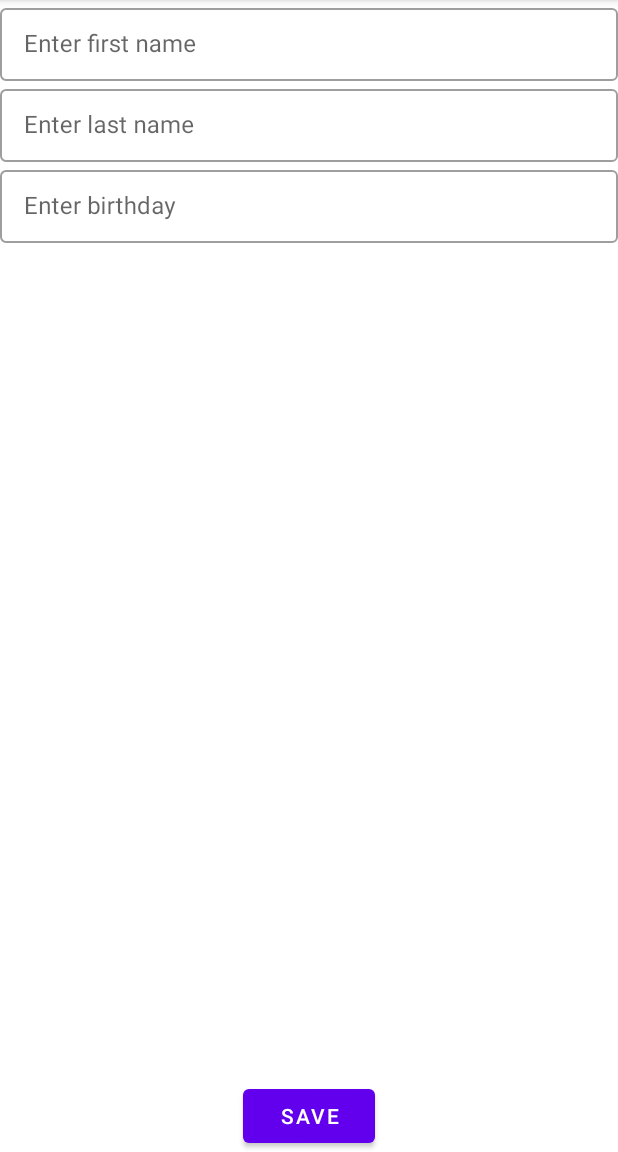
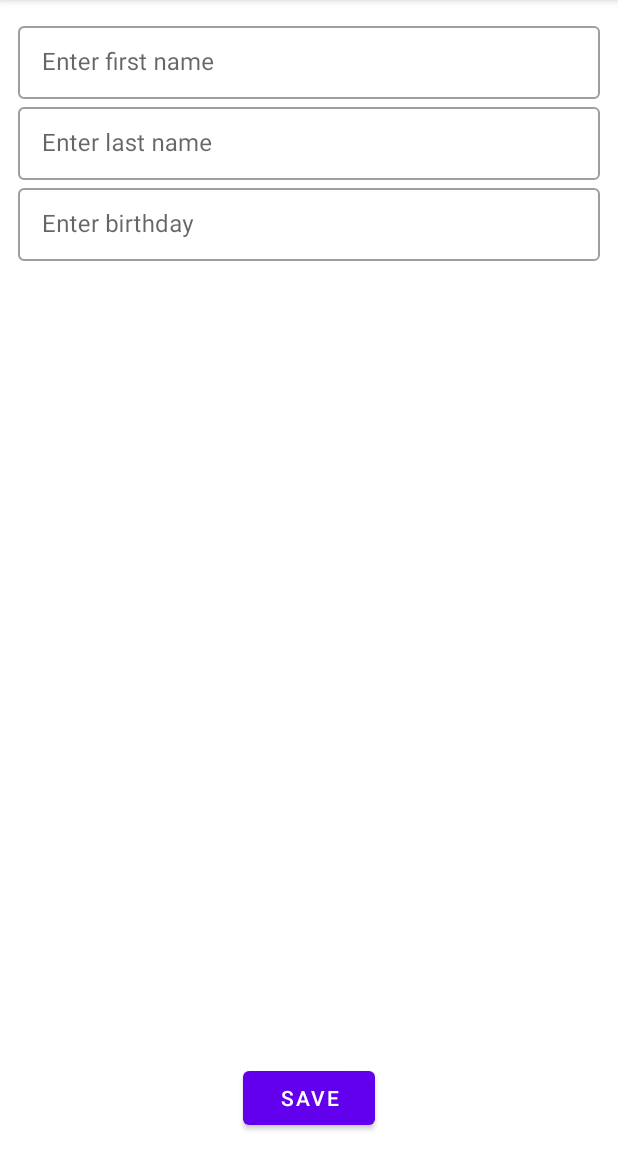
Before and after one commit to MGabor11/DataStoreSampleApp, an Android app: the FormFragment screen opened through its navigation route, on a phone screen of 412 x 824 dp, the part 84-1236 px from its top. Run offline under Robolectric (Android 15) with nearby library versions, the phone set to English and light mode, and no system bars; our stand-ins replace Dagger/Hilt's generated code, data binding.

Commit message:
Upgrade form data handling ux

```diff
--- a/app/src/main/AndroidManifest.xml
+++ b/app/src/main/AndroidManifest.xml
@@ -10,7 +10,9 @@
         android:roundIcon="@mipmap/ic_launcher_round"
         android:supportsRtl="true"
         android:theme="@style/Theme.DataStoreSampleApp">
-        <activity android:name=".MainActivity">
+        <activity
+            android:name=".MainActivity"
+            android:windowSoftInputMode="adjustResize">
             <intent-filter>
                 <action android:name="android.intent.action.MAIN" />
 
--- a/app/src/main/java/com/mgabor/datastoresampleapp/ui/form/FormFragment.kt
+++ b/app/src/main/java/com/mgabor/datastoresampleapp/ui/form/FormFragment.kt
@@ -9,9 +9,12 @@ import android.view.ViewGroup
 import androidx.databinding.DataBindingUtil
 import androidx.fragment.app.Fragment
 import androidx.fragment.app.viewModels
+import androidx.lifecycle.lifecycleScope
 import com.mgabor.datastoresampleapp.R
 import com.mgabor.datastoresampleapp.databinding.FragmentFormBinding
+import com.mgabor.datastoresampleapp.util.fragmentScope
 import dagger.hilt.android.AndroidEntryPoint
+import kotlinx.coroutines.launch
 import java.util.Calendar
 
 @AndroidEntryPoint
@@ -34,7 +37,7 @@ class FormFragment : Fragment() {
         return binding.root
     }
 
-    private var dateSetListener =
+    private val dateSetListener =
         OnDateSetListener { _, year, monthOfYear, dayOfMonth ->
             val selectedDate = Calendar.getInstance()
 
@@ -47,12 +50,21 @@ class FormFragment : Fragment() {
     override fun onViewCreated(view: View, savedInstanceState: Bundle?) {
         super.onViewCreated(view, savedInstanceState)
         val selectedDate = Calendar.getInstance()
+
         view.findViewById<View>(R.id.birthdayEditText).setOnClickListener {
             DatePickerDialog(
                 requireContext(), dateSetListener, selectedDate
                     .get(Calendar.YEAR), selectedDate.get(Calendar.MONTH),
                 selectedDate.get(Calendar.DAY_OF_MONTH)
-            ).show()
+            ).apply {
+                datePicker.minDate = 0
+            }.show()
+        }
+
+        viewModel.onSaveFinishedCallback = {
+            fragmentScope.launch {
+                requireActivity().onBackPressed()
+            }
         }
     }
 }
--- a/app/src/main/res/layout/fragment_form.xml
+++ b/app/src/main/res/layout/fragment_form.xml
@@ -1,6 +1,7 @@
 <?xml version="1.0" encoding="utf-8"?>
 <layout xmlns:android="http://schemas.android.com/apk/res/android"
     xmlns:app="http://schemas.android.com/apk/res-auto"
+    xmlns:bind="http://schemas.android.com/apk/res-auto"
     xmlns:tools="http://schemas.android.com/tools">
 
     <data>
@@ -15,7 +16,8 @@
 
     <androidx.constraintlayout.widget.ConstraintLayout
         android:layout_width="match_parent"
-        android:layout_height="match_parent">
+        android:layout_height="match_parent"
+        android:padding="12dp">
 
 
         <com.google.android.material.textfield.TextInputLayout
@@ -23,15 +25,15 @@
             style="@style/Widget.MaterialComponents.TextInputLayout.OutlinedBox.Dense"
             android:layout_width="0dp"
             android:layout_height="wrap_content"
+            android:hint="Enter first name"
+            app:layout_constraintEnd_toEndOf="parent"
             app:layout_constraintStart_toStartOf="parent"
-            app:layout_constraintEnd_toEndOf="parent"
-            android:hint="Enter first name"
             app:layout_constraintTop_toTopOf="parent">
 
             <com.google.android.material.textfield.TextInputEditText
                 android:layout_width="match_parent"
-                android:text="@={viewModel.firstName}"
-                android:layout_height="wrap_content" />
+                android:layout_height="wrap_content"
+                android:text="@={viewModel.firstName}" />
 
         </com.google.android.material.textfield.TextInputLayout>
 
@@ -39,16 +41,16 @@
             android:id="@+id/lastNameText"
             style="@style/Widget.MaterialComponents.TextInputLayout.OutlinedBox.Dense"
             android:layout_width="0dp"
-            app:layout_constraintStart_toStartOf="parent"
-            app:layout_constraintEnd_toEndOf="parent"
             android:layout_height="wrap_content"
             android:hint="Enter last name"
+            app:layout_constraintEnd_toEndOf="parent"
+            app:layout_constraintStart_toStartOf="parent"
             app:layout_constraintTop_toBottomOf="@+id/firstNameText">
 
             <com.google.android.material.textfield.TextInputEditText
                 android:layout_width="match_parent"
-                android:text="@={viewModel.lastName}"
-                android:layout_height="wrap_content" />
+                android:layout_height="wrap_content"
+                android:text="@={viewModel.lastName}" />
 
         </com.google.android.material.textfield.TextInputLayout>
 
@@ -56,30 +58,31 @@
             android:id="@+id/birthdayText"
             style="@style/Widget.MaterialComponents.TextInputLayout.OutlinedBox.Dense"
             android:layout_width="0dp"
+            android:layout_height="wrap_content"
+            android:hint="Enter birthday"
+            app:layout_constraintEnd_toEndOf="parent"
             app:layout_constraintStart_toStartOf="parent"
-            app:layout_constraintEnd_toEndOf="parent"
-            app:layout_constraintTop_toBottomOf="@+id/lastNameText"
-            android:layout_height="wrap_content"
-            android:hint="Enter birthday">
+            app:layout_constraintTop_toBottomOf="@+id/lastNameText">
 
             <com.google.android.material.textfield.TextInputEditText
                 android:id="@+id/birthdayEditText"
                 android:layout_width="match_parent"
+                android:layout_height="wrap_content"
+                android:focusable="false"
                 android:inputType="date"
-                android:focusable="false"
-                android:layout_height="wrap_content" />
+                bind:birthDay="@{viewModel.birthDay}" />
 
         </com.google.android.material.textfield.TextInputLayout>
 
         <Button
             android:id="@+id/saveButton"
+            android:layout_width="wrap_content"
+            android:layout_height="wrap_content"
+            android:onClick="@{() -> viewModel.saveData()}"
+            android:text="save"
             app:layout_constraintBottom_toBottomOf="parent"
-            app:layout_constraintStart_toStartOf="parent"
             app:layout_constraintEnd_toEndOf="parent"
-            android:layout_width="wrap_content"
-            android:text="save"
-            android:onClick="@{() -> viewModel.saveData()}"
-            android:layout_height="wrap_content"/>
+            app:layout_constraintStart_toStartOf="parent" />
 
     </androidx.constraintlayout.widget.ConstraintLayout>
 
```
Also changed, not shown: app/src/main/java/com/mgabor/datastoresampleapp/ui/form/FormViewModel.kt (+12 -7 lines), app/src/main/java/com/mgabor/datastoresampleapp/util/BindingUtil.kt (+8 -5 lines).
